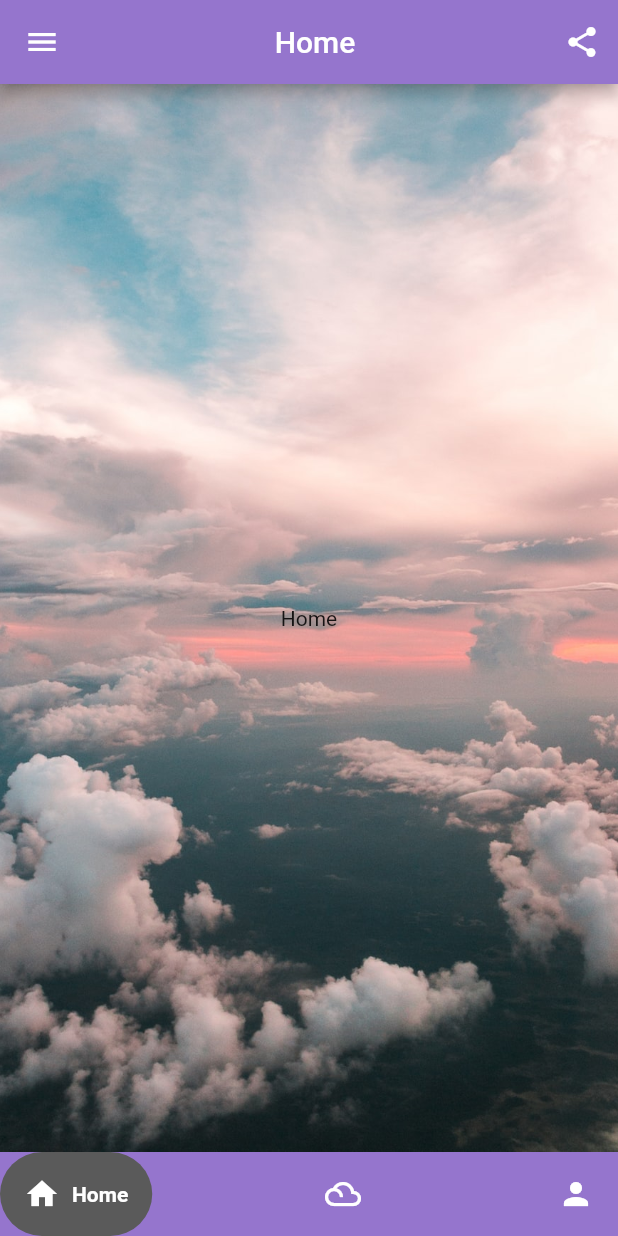
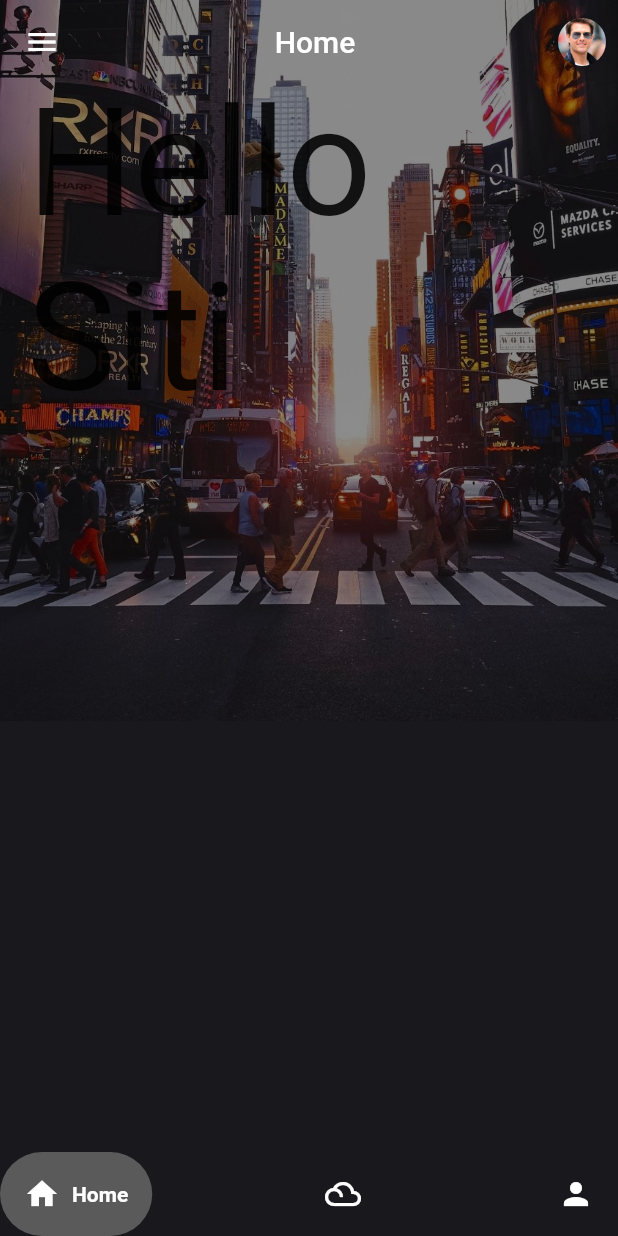
Before and after one commit to Tomlee-abila/Weather-app, a Flutter app: the screen it shows after launch, on a phone screen of 412 x 824 dp. Run offline on Flutter 3.47's test engine with Material 2 defaults, Android fonts, the phone set to English and light mode, and no system bars; drawn by our look-alikes of google_nav_bar; our stand-ins replace animated_splash_screen.

Commit message:
Second working version

```diff
--- a/lib/home2.dart
+++ b/lib/home2.dart
@@ -1,6 +1,4 @@
 import 'package:flutter/material.dart';
-import 'package:flutter/src/foundation/key.dart';
-import 'package:flutter/src/widgets/framework.dart';
 
 class homePage extends StatefulWidget {
   const homePage({Key? key}) : super(key: key);
@@ -12,16 +10,42 @@ class homePage extends StatefulWidget {
 class _homePageState extends State<homePage> {
   @override
   Widget build(BuildContext context) {
-    return Scaffold(
-      body: Container(
-        decoration: BoxDecoration(
-          image: DecorationImage(
-            image: AssetImage("assets/background.jpg"),
-            fit: BoxFit.cover,
+    final height = MediaQuery.of(context).size.height;
+    final widht = MediaQuery.of(context).size.height;
+    return Stack(
+      children: [
+        Positioned(
+          bottom: height / 2.4,
+          child: Image.asset(
+            'assets/new-york.jpg',
+            height: height,
+            ),
+          ),
+        Positioned(
+          bottom: 0,
+          child: Container(
+            height: height / 2.4,
+            width: widht,
+            color: Color(0xFF2D2C35),
+          )
+          ),
+        Scaffold(
+          backgroundColor: Colors.black45,
+          body: Padding(
+            padding: EdgeInsets.symmetric(horizontal: 18),
+            child: Column(
+              crossAxisAlignment: CrossAxisAlignment.start,
+              children: [
+                SizedBox(height: 50,),
+                Text(
+                  'Hello Siti',
+                  style: TextStyle(fontSize: 100),
+                ),
+              ]
+              ),
           ),
         ),
-        child: Center(child: Text('Home'),)
-        ),
-    );
+      ],
+      );
   }
 }
--- a/lib/homepage.dart
+++ b/lib/homepage.dart
@@ -4,7 +4,6 @@ import 'package:weather_app/profile.dart';
 import 'package:weather_app/weather.dart';
 
 import 'home2.dart';
-
 
 class HomePage extends StatefulWidget {
   const HomePage({Key? key}) : super(key: key);
@@ -44,18 +43,27 @@ class _HomePageState extends State<HomePage> {
 
         return Scaffold(
         resizeToAvoidBottomInset : false,
+        extendBodyBehindAppBar: true,
+        extendBody: true,
 
         appBar: AppBar(
-          backgroundColor: Colors.deepPurple[300],
-          elevation: 4,
+          backgroundColor: Colors.transparent,
+          elevation: 0,
           title: Center(child: Text(word)),
           actions: [
-            IconButton( onPressed: () {}, icon: const Icon(Icons.share)),],
+            IconButton(
+              onPressed: () {},
+              icon: const CircleAvatar(
+                backgroundImage: AssetImage('assets/Tom.webp'),
+                backgroundColor: Colors.black26,
+              )
+            )
+          ],
           ),
 
         drawer: Drawer(
             child: Container(
-              color: Colors.deepPurple[200],
+              color: Colors.transparent,
               child: ListView(
 
 
@@ -108,7 +116,7 @@ class _HomePageState extends State<HomePage> {
 
         bottomNavigationBar: GNav(
           selectedIndex: _selectedIndex,
-          backgroundColor: const Color(0xFF9575CD),
+          backgroundColor: Colors.transparent,
           color: Colors.white,
           gap: 8,
           activeColor: Colors.white,
@@ -123,15 +131,7 @@ class _HomePageState extends State<HomePage> {
           ]
         ),
 
-        body: Container(
-          decoration: BoxDecoration(
-          image: DecorationImage(
-            image: AssetImage("assets/background.jpg"),
-            fit: BoxFit.cover,
-          ),
-        ),
-          child: _pages[_selectedIndex]
-          ),
+        body: _pages[_selectedIndex],
 
 
     );
```
Also changed, not shown: assets/new-york.jpg (added).
